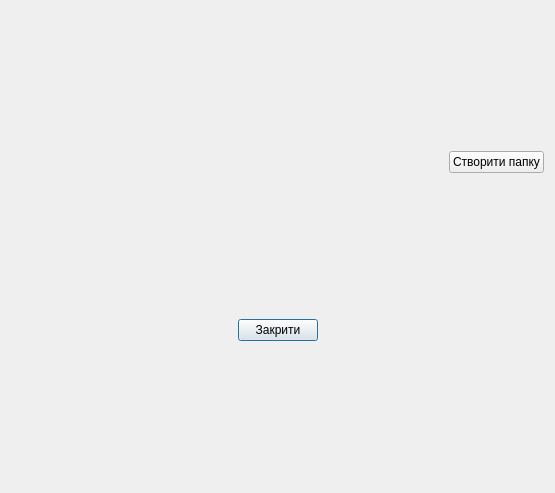
Qt form QTtask Project/folders_window.ui (DonchykVitaliy/QT-task-manager) before a commit.
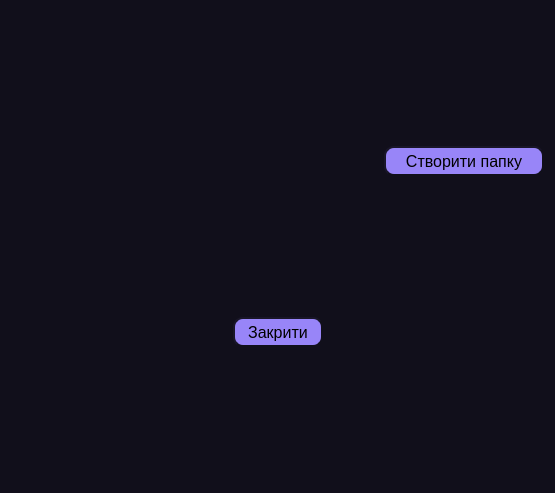
The same form after that commit.

Patch:
```diff
--- a/QTtask Project/folders_window.ui
+++ b/QTtask Project/folders_window.ui
@@ -13,6 +13,9 @@
   <property name="windowTitle">
    <string>Папки</string>
   </property>
+  <property name="styleSheet">
+   <string notr="true">background-color: rgb(17, 15, 27);</string>
+  </property>
   <layout class="QVBoxLayout" name="verticalLayout_2" stretch="0,9,0">
    <item>
     <layout class="QHBoxLayout" name="menuLY">
@@ -31,6 +34,34 @@
      </item>
      <item>
       <widget class="QPushButton" name="createBtn">
+       <property name="minimumSize">
+        <size>
+         <width>160</width>
+         <height>30</height>
+        </size>
+       </property>
+       <property name="styleSheet">
+        <string notr="true">QPushButton
+{
+	font-size: 12pt;
+	border-style: outset;
+    border-width: 2px;
+    border-radius: 10px;
+	
+	background-color: rgb(152, 133, 248);
+	color: rgb(0, 0, 0);
+	border-color: rgb(17, 15, 27);
+}
+QPushButton:hover
+{
+	background-color: rgb(121, 97, 245);
+}
+QPushButton:pressed
+{
+	background-color: rgb(97, 72, 226);
+}
+</string>
+       </property>
        <property name="text">
         <string>Створити папку</string>
        </property>
@@ -61,6 +92,33 @@
      </item>
      <item>
       <widget class="QPushButton" name="closeBtn">
+       <property name="minimumSize">
+        <size>
+         <width>90</width>
+         <height>30</height>
+        </size>
+       </property>
+       <property name="styleSheet">
+        <string notr="true">QPushButton
+{
+	font-size: 12pt;
+	border-style: outset;
+    border-width: 2px;
+    border-radius: 10px;
+	
+	background-color: rgb(152, 133, 248);
+	color: rgb(0, 0, 0);
+	border-color: rgb(17, 15, 27);
+}
+QPushButton:hover
+{
+	background-color: rgb(121, 97, 245);
+}
+QPushButton:pressed
+{
+	background-color: rgb(97, 72, 226);
+}</string>
+       </property>
        <property name="text">
         <string>Закрити</string>
        </property>
```
